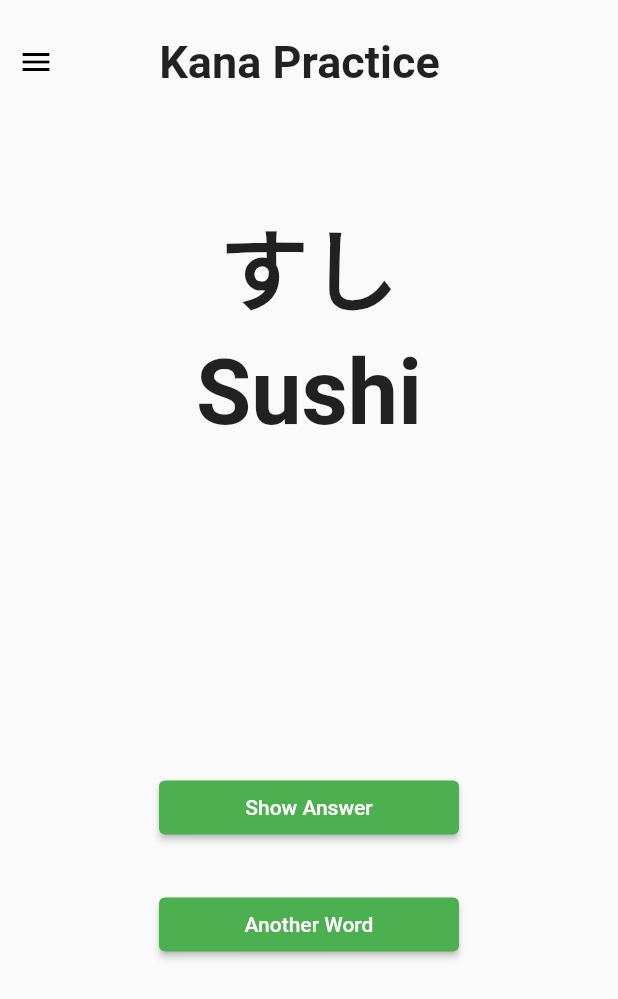
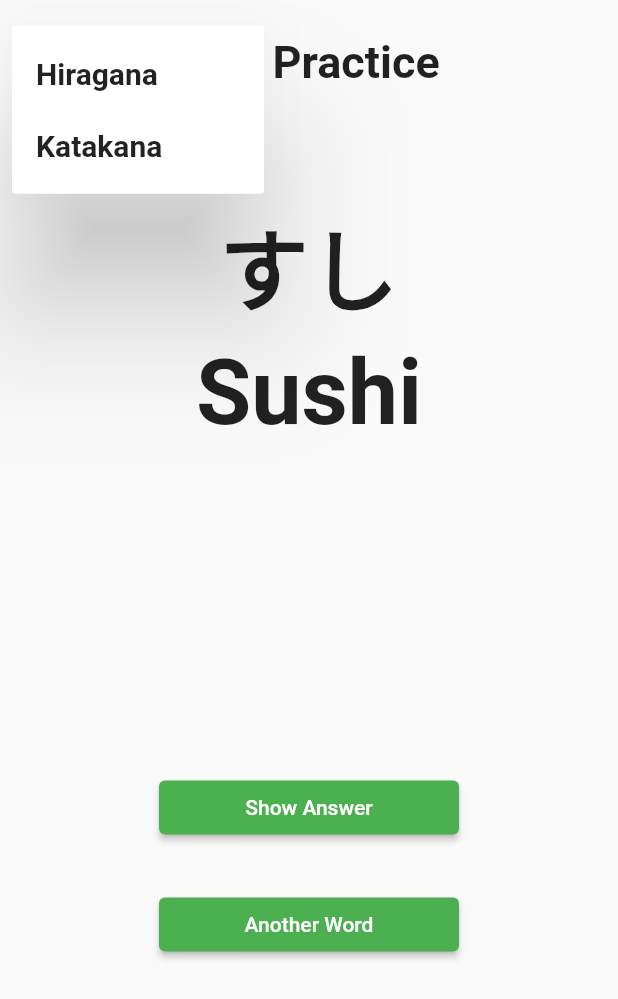
Before and after one commit to MitchellMaliglig/Mobile-App-Project-CS-4750-, a Flutter app: the KanaPractice screen opened directly, after a tap on the "menu" icon, on a phone screen of 412 x 824 dp. Shown: the top 999 px of the screen. Run offline on Flutter 3.47's test engine with Material 2 defaults, Android fonts, the phone set to English and light mode, and no system bars; missing offline and left inert: kana_kit.

Commit message:
kana practice

```diff
--- a/lib/activities/kana_practice.dart
+++ b/lib/activities/kana_practice.dart
@@ -1,4 +1,7 @@
 import 'package:flutter/material.dart';
+import 'package:kana_kit/kana_kit.dart';
+import 'dart:math';
+
 class KanaPractice extends StatefulWidget {
   const KanaPractice({Key? key}) : super(key: key);
 
@@ -7,6 +10,18 @@ class KanaPractice extends StatefulWidget {
 }
 
 class _KanaPracticeState extends State<KanaPractice> {
+  final kana = KanaKit();
+  Random random = new Random();
+
+  var kpNum = 1;
+  var kpWord = '';
+
+  // kpNum = 1;
+  var kpHiragana = ['taberu', 'sushi', 'jisho'];
+
+  // kpNum = 2;
+  var kpKatakana = ['keiki', 'pan', 'karee'];
+
   @override
   Widget build(BuildContext context) {
     return Scaffold(
@@ -17,15 +32,35 @@ class _KanaPracticeState extends State<KanaPractice> {
             child: Row(
               mainAxisAlignment: MainAxisAlignment.center,
               children: [
-                IconButton(
-                  icon: Icon(Icons.menu),
-                  color: Colors.black,
-                  onPressed: (){},
+                PopupMenuButton(
+                    icon: Icon(Icons.menu),
+                    elevation: 40,
+                    onSelected: (value){
+
+                    },
+                    itemBuilder: (context) => [
+                      PopupMenuItem(
+                          child: Text('Hiragana',
+                            style: TextStyle(
+                              fontSize: 20,
+                              fontWeight: FontWeight.bold,
+                            ),
+                          ),
+                          value: 1,
+                      ),
+                      PopupMenuItem(
+                          child: Text('Katakana',
+                            style: TextStyle(
+                              fontSize: 20,
+                              fontWeight: FontWeight.bold,
+                            ),),
+                          value: 2,
+                      ),
+                    ]
                 ),
                 Expanded(
                   flex: 5,
                   child: Center(
-                    //    margin: EdgeInsets.only(left: 40),
                       child:
                       Text('Kana Practice',
                       style: TextStyle(
--- a/pubspec.yaml
+++ b/pubspec.yaml
@@ -28,6 +28,7 @@ dependencies:
   # The following adds the Cupertino Icons font to your application.
   # Use with the CupertinoIcons class for iOS style icons.
   cupertino_icons: ^1.0.2
+  kana_kit: ^2.0.0
 
 dev_dependencies:
   flutter_test:
```
Also changed, not shown: pubspec.lock.
